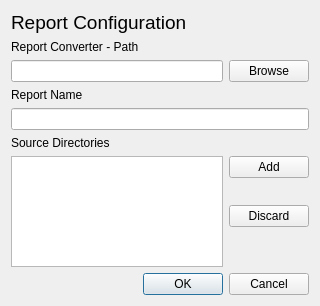
The window that tools/DRaceGUI/qt/Report_Config.ui (fmoessbauer/drace) describes before a commit, drawn with Qt 5.
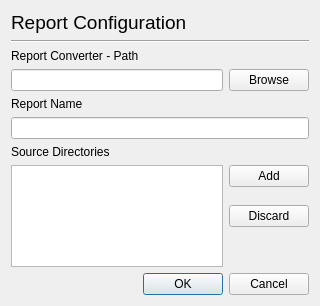
The same window after the commit.

Commit message: refactor: add aesthetic standardizations to GUI

The edit to the form file:
```diff
--- a/tools/DRaceGUI/qt/Report_Config.ui
+++ b/tools/DRaceGUI/qt/Report_Config.ui
@@ -40,6 +40,13 @@
        </property>
       </widget>
      </item>
+     <item>
+      <widget class="Line" name="line">
+       <property name="orientation">
+        <enum>Qt::Horizontal</enum>
+       </property>
+      </widget>
+     </item>
      <item>
       <widget class="QLabel" name="label_2">
        <property name="text">
```
The commit also changes 7 other files.
